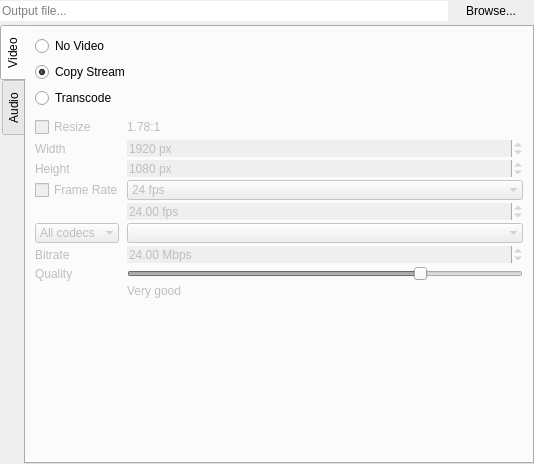
RxLaboratory/DuME, file DuFFMpeg/outputwidget.ui: the form before one commit.
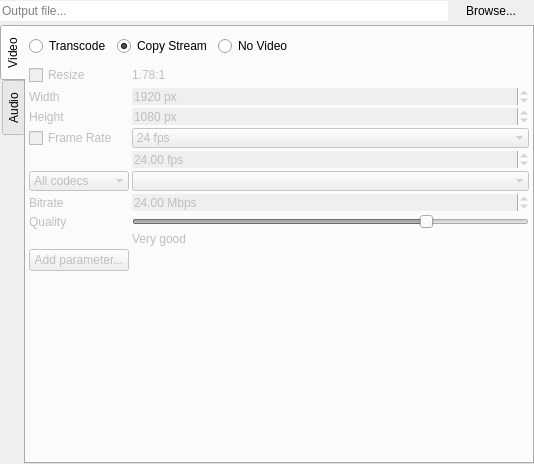
The form after the commit. The open tabs and pages were chosen to show the change.

Commit message: added custom output options

Patch:
```diff
--- a/DuFFMpeg/outputwidget.ui
+++ b/DuFFMpeg/outputwidget.ui
@@ -92,7 +92,27 @@
        </property>
        <item>
         <widget class="QWidget" name="videoSelectionWidget" native="true">
-         <layout class="QVBoxLayout" name="verticalLayout_13">
+         <layout class="QHBoxLayout" name="horizontalLayout">
+          <property name="leftMargin">
+           <number>3</number>
+          </property>
+          <item>
+           <widget class="QRadioButton" name="videoTranscodeButton">
+            <property name="text">
+             <string>Transcode</string>
+            </property>
+           </widget>
+          </item>
+          <item>
+           <widget class="QRadioButton" name="videoCopyButton">
+            <property name="text">
+             <string>Copy Stream</string>
+            </property>
+            <property name="checked">
+             <bool>true</bool>
+            </property>
+           </widget>
+          </item>
           <item>
            <widget class="QRadioButton" name="noVideoButton">
             <property name="text">
@@ -101,21 +121,17 @@
            </widget>
           </item>
           <item>
-           <widget class="QRadioButton" name="videoCopyButton">
-            <property name="text">
-             <string>Copy Stream</string>
+           <spacer name="horizontalSpacer">
+            <property name="orientation">
+             <enum>Qt::Horizontal</enum>
             </property>
-            <property name="checked">
-             <bool>true</bool>
+            <property name="sizeHint" stdset="0">
+             <size>
+              <width>40</width>
+              <height>20</height>
+             </size>
             </property>
-           </widget>
-          </item>
-          <item>
-           <widget class="QRadioButton" name="videoTranscodeButton">
-            <property name="text">
-             <string>Transcode</string>
-            </property>
-           </widget>
+           </spacer>
           </item>
          </layout>
         </widget>
@@ -132,9 +148,15 @@
           <property name="verticalSpacing">
            <number>3</number>
           </property>
+          <property name="leftMargin">
+           <number>3</number>
+          </property>
           <property name="topMargin">
            <number>0</number>
           </property>
+          <property name="rightMargin">
+           <number>3</number>
+          </property>
           <property name="bottomMargin">
            <number>0</number>
           </property>
@@ -155,7 +177,7 @@
             </property>
            </widget>
           </item>
-          <item row="1" column="0">
+          <item row="2" column="0">
            <widget class="QLabel" name="widthLabel">
             <property name="enabled">
              <bool>false</bool>
@@ -165,7 +187,7 @@
             </property>
            </widget>
           </item>
-          <item row="1" column="1">
+          <item row="2" column="1">
            <widget class="QSpinBox" name="videoWidthButton">
             <property name="enabled">
              <bool>false</bool>
@@ -187,7 +209,7 @@
             </property>
            </widget>
           </item>
-          <item row="2" column="0">
+          <item row="4" column="0">
            <widget class="QLabel" name="heightLabel">
             <property name="enabled">
              <bool>false</bool>
@@ -197,7 +219,7 @@
             </property>
            </widget>
           </item>
-          <item row="2" column="1">
+          <item row="4" column="1">
            <widget class="QSpinBox" name="videoHeightButton">
             <property name="enabled">
              <bool>false</bool>
@@ -219,14 +241,14 @@
             </property>
            </widget>
           </item>
-          <item row="3" column="0">
+          <item row="6" column="0">
            <widget class="QCheckBox" name="frameRateButton">
             <property name="text">
              <string>Frame Rate</string>
             </property>
            </widget>
           </item>
-          <item row="3" column="1">
+          <item row="6" column="1">
            <widget class="QComboBox" name="frameRateBox">
             <property name="enabled">
              <bool>false</bool>
@@ -310,7 +332,7 @@
             </item>
            </widget>
           </item>
-          <item row="4" column="1">
+          <item row="8" column="1">
            <widget class="QDoubleSpinBox" name="frameRateEdit">
             <property name="enabled">
              <bool>false</bool>
@@ -329,8 +351,26 @@
             </property>
            </widget>
           </item>
-          <item row="6" column="0">
+          <item row="10" column="0">
            <widget class="QComboBox" name="videoCodecsFilterBox">
+            <property name="sizePolicy">
+             <sizepolicy hsizetype="Expanding" vsizetype="Fixed">
+              <horstretch>0</horstretch>
+              <verstretch>0</verstretch>
+             </sizepolicy>
+            </property>
+            <property name="minimumSize">
+             <size>
+              <width>100</width>
+              <height>0</height>
+             </size>
+            </property>
+            <property name="maximumSize">
+             <size>
+              <width>100</width>
+              <height>16777215</height>
+             </size>
+            </property>
             <property name="frame">
              <bool>false</bool>
             </property>
@@ -356,21 +396,21 @@
             </item>
            </widget>
           </item>
-          <item row="6" column="1">
+          <item row="10" column="1">
            <widget class="QComboBox" name="videoCodecsBox">
             <property name="frame">
              <bool>false</bool>
             </property>
            </widget>
           </item>
-          <item row="7" column="0">
+          <item row="12" column="0">
            <widget class="QLabel" name="label_5">
             <property name="text">
              <string>Bitrate</string>
             </property>
            </widget>
           </item>
-          <item row="7" column="1">
+          <item row="12" column="1">
            <widget class="QDoubleSpinBox" name="videoBitRateEdit">
             <property name="frame">
              <bool>false</bool>
@@ -386,14 +426,14 @@
             </property>
            </widget>
           </item>
-          <item row="8" column="0">
+          <item row="14" column="0">
            <widget class="QLabel" name="label_6">
             <property name="text">
              <string>Quality</string>
             </property>
            </widget>
           </item>
-          <item row="8" column="1">
+          <item row="14" column="1">
            <widget class="QSlider" name="videoQualitySlider">
             <property name="maximum">
              <number>100</number>
@@ -409,13 +449,44 @@
             </property>
            </widget>
           </item>
-          <item row="9" column="1">
+          <item row="17" column="1">
            <widget class="QLabel" name="qualityLabel">
+            <property name="minimumSize">
+             <size>
+              <width>150</width>
+              <height>0</height>
+             </size>
+            </property>
+            <property name="maximumSize">
+             <size>
+              <width>150</width>
+              <height>16777215</height>
+             </size>
+            </property>
             <property name="text">
              <string>Very good</string>
             </property>
            </widget>
           </item>
+          <item row="18" column="0">
+           <widget class="QPushButton" name="addParam">
+            <property name="minimumSize">
+             <size>
+              <width>100</width>
+              <height>0</height>
+             </size>
+            </property>
+            <property name="maximumSize">
+             <size>
+              <width>100</width>
+              <height>16777215</height>
+             </size>
+            </property>
+            <property name="text">
+             <string>Add parameter...</string>
+            </property>
+           </widget>
+          </item>
          </layout>
         </widget>
        </item>
```
Left out of the diff: 183 changed lines with no effect on the pictures. The commit also changes 2 other files.
